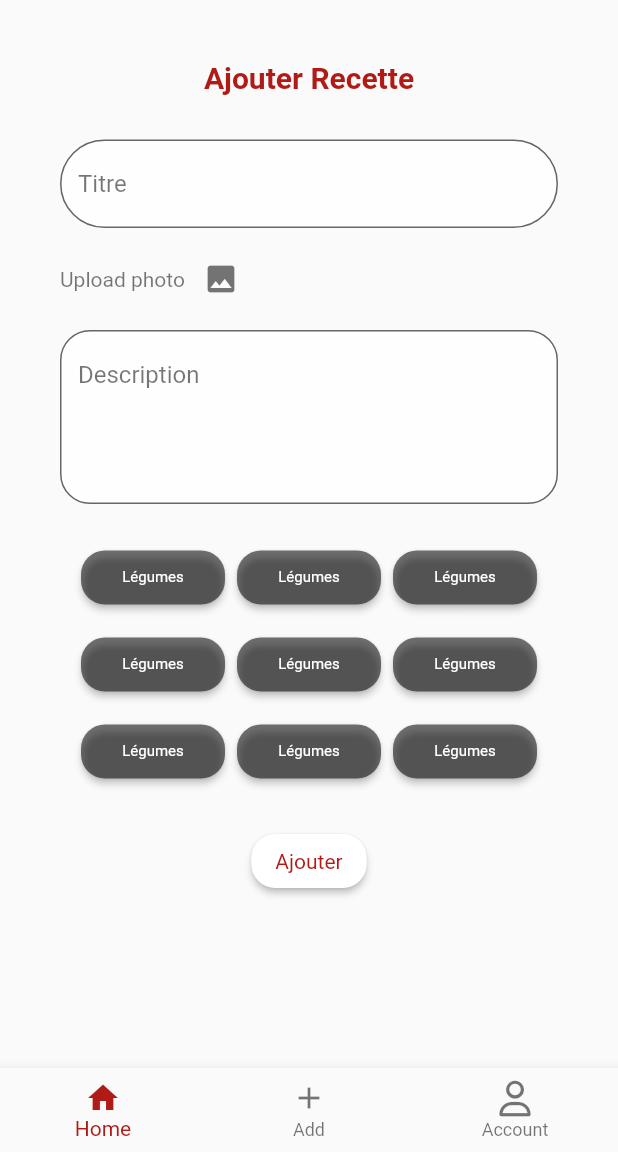
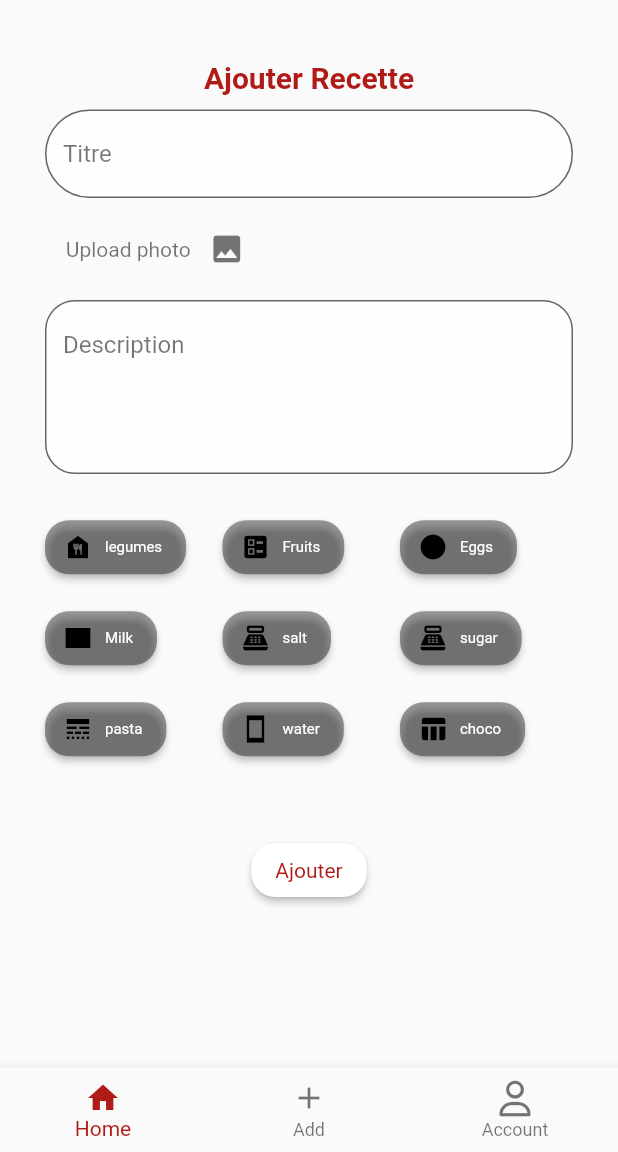
Before and after one commit to najlahamza/Foody, a Flutter app: the screen it shows once a user with an empty profile is signed in, item 2 of the bottom bar chosen, on a phone screen of 412 x 824 dp, the part 84-1236 px from its top. Run offline on Flutter 3.47's test engine with Material 2 defaults, Android fonts, the phone set to English and light mode, and no system bars; our stand-ins replace carousel_pro, cloud_firestore, email_validator, file_picker, firebase_auth, firebase_core and 4 more; missing offline and left inert: build_runner, json_serializable; accounts and stored records are empty.

Commit message:
add ingredients

```diff
--- a/lib/AddRecipe.dart
+++ b/lib/AddRecipe.dart
@@ -1,5 +1,5 @@
 import 'dart:io';
-
+import 'models/Ingredient.dart';
 import 'package:flutter/material.dart';
 import 'package:cloud_firestore/cloud_firestore.dart';
 import 'package:firebase_auth/firebase_auth.dart';
@@ -16,6 +16,7 @@ import 'main.dart';
 import 'package:file_picker/file_picker.dart';
 
 class AddRecipe extends StatefulWidget {
+
   const AddRecipe({Key? key}) : super(key: key);
   @override
   State<AddRecipe> createState() => _AddRecipeState();
@@ -24,10 +25,22 @@ class AddRecipe extends StatefulWidget {
 class _AddRecipeState extends State<AddRecipe> {
   final TextEditingController _descriptionController = TextEditingController();
   final TextEditingController _titleController = TextEditingController();
-  final ImagePicker _picker = ImagePicker();
-  final formKey=GlobalKey<FormState>();
+  final formKey = GlobalKey<FormState>();
   var image;
 
+  List<Ingredient> ingredientList = [
+    Ingredient(title: 'legumes', icon: Icons.food_bank, selected: false),
+    Ingredient(title: 'Fruits', icon: Icons.ballot, selected: false),
+    Ingredient(title: 'Eggs', icon: Icons.circle, selected: false),
+    Ingredient(title: 'Milk', icon: Icons.rectangle, selected: false),
+    Ingredient(title: 'salt', icon: Icons.point_of_sale, selected: false),
+    Ingredient(title: 'sugar', icon: Icons.point_of_sale_rounded, selected: false),
+    Ingredient(title: 'pasta', icon: Icons.line_style, selected: false),
+    Ingredient(title: 'water', icon: Icons.stay_current_portrait_sharp, selected: false),
+    Ingredient(title: 'choco', icon: Icons.table_chart, selected: false),
+  ];
+
+  List<Ingredient> ingredientsget =[];
   @override
   void dispose() {
     super.dispose();
@@ -55,10 +68,11 @@ class _AddRecipeState extends State<AddRecipe> {
               Icons.logout,
               color: Colors.black54,
             ),
-            onPressed: () { FirebaseAuth.instance.signOut();
-            Navigator.of(context).pushReplacement(
-                MaterialPageRoute(
-                    builder: (BuildContext context) => Login()));},
+            onPressed: () {
+              FirebaseAuth.instance.signOut();
+              Navigator.of(context).pushReplacement(MaterialPageRoute(
+                  builder: (BuildContext context) => Login()));
+            },
           )
         ],
       ),
@@ -81,7 +95,7 @@ class _AddRecipeState extends State<AddRecipe> {
                   width: MediaQuery.of(context).size.width,
                   child: Container(
                     margin: EdgeInsetsDirectional.symmetric(
-                        horizontal: 40, vertical: 30),
+                        horizontal: 30, vertical: 10),
                     child: Form(
                       key: formKey,
                       child: Column(children: [
@@ -97,15 +111,13 @@ class _AddRecipeState extends State<AddRecipe> {
                               fillColor: Colors.white70),
                           autovalidateMode: AutovalidateMode.onUserInteraction,
                           validator: (value) =>
-                          value == null
-                              ? 'Please fill all fields'
-                              : null,
+                              value == null ? 'Please fill all fields' : null,
                         ),
                         SizedBox(height: 10),
                         Row(
                           children: [
                             Text(
-                              "Upload photo",
+                              "    Upload photo",
                               style: TextStyle(color: Colors.black54),
                             ),
                             SizedBox(
@@ -117,10 +129,10 @@ class _AddRecipeState extends State<AddRecipe> {
                                 color: Colors.black54,
                               ),
                               onPressed: () async {
-                                 image = await FilePicker.platform.pickFiles(
+                                image = await FilePicker.platform.pickFiles(
                                   allowMultiple: false,
                                   type: FileType.custom,
-                                  allowedExtensions: ['png','jpg'],
+                                  allowedExtensions: ['png', 'jpg'],
                                 );
                               },
                             ),
@@ -141,14 +153,25 @@ class _AddRecipeState extends State<AddRecipe> {
                           ),
                           autovalidateMode: AutovalidateMode.onUserInteraction,
                           validator: (value) =>
-                          value == null
-                              ? 'Please fill all fields'
-                              : null,
+                              value == null ? 'Please fill all fields' : null,
                         ),
                         SizedBox(height: 20),
-                        Ingredients(),
-                        Ingredients(),
-                        Ingredients(),
+                        SizedBox(
+                          height: 200,
+                          child: GridView.count(
+                            crossAxisCount: 3,
+                            crossAxisSpacing: 3.0,
+                            mainAxisSpacing: 3.0,
+                            childAspectRatio: 2,
+                            children:
+                                List.generate(ingredientList.length, (index) {
+                              return Center(
+                                  child: Ingredients(
+                                ing: ingredientList[index],
+                              ));
+                            }),
+                          ),
+                        ),
                         SizedBox(height: 20),
                         ElevatedButton(
                           child: Text(
@@ -188,11 +211,10 @@ class _AddRecipeState extends State<AddRecipe> {
 
   Future CreateRecipe(
       {required String title, required String description}) async {
+    String uid = (await FirebaseAuth.instance.currentUser!).uid;
 
-    String uid= (await FirebaseAuth.instance.currentUser!).uid;
-
-    final isValid= formKey.currentState!.validate();
-    if(!isValid) return;
+    final isValid = formKey.currentState!.validate();
+    if (!isValid) return;
 
     showDialog(
         context: context,
@@ -200,20 +222,23 @@ class _AddRecipeState extends State<AddRecipe> {
               child: CircularProgressIndicator(),
             ));
     try {
+      final recipe = new Recipe(titre: title, description: description);
+      var UserDoc = FirebaseFirestore.instance.collection('users').doc(uid);
+      var recipeDoc = UserDoc.collection("recipes").doc();
+      var ingredientDoc = recipeDoc.collection("ingredients").doc();
 
-      final recipe = new Recipe(titre: title, description: description);
-      var UserDoc= FirebaseFirestore.instance.collection('users').doc(uid);
-      var recipeDoc=UserDoc.collection("recipes").doc();
       await recipeDoc.set(recipe.toJson());
+      List<Ingredient> selected=AddIngredients();
+      for (int i=0; i<selected.length;i++) {
+        await ingredientDoc.set(selected[i].toJson());
 
-      _getFromGallery(context,image,recipeDoc);
+      }
+      _getFromGallery(context, image, recipeDoc);
 
       ScaffoldMessenger.of(context)
           .showSnackBar(SnackBar(content: Text("Recette ajouté !")));
       Navigator.of(context).pushReplacement(
-          MaterialPageRoute(
-              builder: (BuildContext context) => Home()));
-
+          MaterialPageRoute(builder: (BuildContext context) => Home()));
     } on FirebaseException catch (e) {
       print(e);
       ScaffoldMessenger.of(context)
@@ -221,20 +246,35 @@ class _AddRecipeState extends State<AddRecipe> {
     }
     navigatorKey.currentState!.popUntil((route) => route.isFirst);
   }
+
+
+  List<Ingredient> AddIngredients() {
+    List<Ingredient> selectedingredientList=[];
+
+    for (int i=0;i<ingredientList.length;i++)
+    {
+      if (ingredientList[i].selected){
+        selectedingredientList.add(ingredientList[i]);
+      }
+    }
+    return selectedingredientList;
+  }
 }
 
-_getFromGallery(context,image,recipeDoc) async {
-  final Storage storage =Storage();
+
+_getFromGallery(context, image, recipeDoc) async {
+  final Storage storage = Storage();
 
   if (image != null) {
-    final path =image.files.single.path!;
-    final name =recipeDoc.id;
+    final path = image.files.single.path!;
+    final name = recipeDoc.id;
     ScaffoldMessenger.of(context)
         .showSnackBar(SnackBar(content: Text(recipeDoc.id)));
-    storage.Uploadimage(path,name).then((value) => ScaffoldMessenger.of(context)
-        .showSnackBar(SnackBar(content: Text("file uploaded"))));
-  }else{
+    storage.Uploadimage(path, name).then((value) =>
+        ScaffoldMessenger.of(context)
+            .showSnackBar(const SnackBar(content: Text("file uploaded"))));
+  } else {
     ScaffoldMessenger.of(context)
-        .showSnackBar(SnackBar(content: Text("failed")));
+        .showSnackBar(const SnackBar(content: Text("failed")));
   }
 }
--- a/lib/Ingredients.dart
+++ b/lib/Ingredients.dart
@@ -1,31 +1,33 @@
 import 'package:flutter/material.dart';
 
+import 'models/Ingredient.dart';
+
 class Ingredients extends StatefulWidget {
-  const Ingredients({Key? key}) : super(key: key);
+  const Ingredients({Key? key, required this.ing}) : super(key: key);
+  final Ingredient ing;
 
   @override
   State<Ingredients> createState() => _IngredientsState();
 }
 
 class _IngredientsState extends State<Ingredients> {
-
-  Color _backcolor= Colors.black54;
-
+  bool pressed=false;
   @override
   Widget build(BuildContext context) {
-    return Container(
-      padding: EdgeInsets.only(left: 10,top: 5,right: 10,bottom: 5),
 
+    Color pressedcolor= Color.fromRGBO(176, 27, 23, 1);
+    Color notpressedcolor= Colors.black38;
+
+    return  Container(
+      child: Center(
         child: Row(
+            crossAxisAlignment: CrossAxisAlignment.center,
             children: <Widget>[
-          Expanded(
-            flex: 1,
-            child: Container(
-              padding: EdgeInsets.only(left: 4,top: 0,right: 4,bottom: 0),
-              width: MediaQuery.of(context).size.width * 0.25,
-              child: ElevatedButton(
-                child: Text(
-                  'Légumes',
+              ElevatedButton.icon(
+
+                icon: Icon(widget.ing.icon,size:20, color: Colors.black),
+                label: Text(
+                  widget.ing.title,
                   style: TextStyle(
                     fontSize: 10,
                     fontWeight: FontWeight.w400,
@@ -33,28 +35,49 @@ class _IngredientsState extends State<Ingredients> {
                   ),
                 ),
                 style: ButtonStyle(
-                  backgroundColor: MaterialStateProperty.all(_backcolor),
+                    backgroundColor: pressed? MaterialStateProperty.all(pressedcolor) : MaterialStateProperty.all(notpressedcolor),
                   shape: MaterialStateProperty.all(
                     RoundedRectangleBorder(
                       borderRadius: BorderRadius.circular(16),
                     ),
-                  ),),
-                onPressed: () {
-                  setState(() {
-                    _backcolor= Color.fromRGBO(176, 27, 23, 1);
-                  });
-                },
                   ),
                 ),
+                onPressed: () => {
+                        setState (() {
+                          pressed = !pressed;
+                        }),
+                        if(pressed){
+                          widget.ing.selected=true
+                        }
+
+                      }),
+            ]
         ),
-          Expanded(
-            flex: 1,
-            child: Container(
-              padding: EdgeInsets.only(left: 4,top: 0,right: 4,bottom: 0),
-              width: MediaQuery.of(context).size.width * 0.25,
-              child: ElevatedButton(
-                child: Text(
-                  'Légumes',
+      ),
+    );
+  }
+
+
+}
+
+/*
+class Ingredients extends StatelessWidget {
+  const Ingredients({Key? key, required this.ing}) : super(key: key);
+  final Ingredient ing;
+
+  @override
+  Widget build(BuildContext context) {
+    Color staticColor=Colors.red;
+    Color pressedColor=Colors.yellow;
+    return  Container(
+      child: Center(
+        child: Row(
+                crossAxisAlignment: CrossAxisAlignment.center,
+                children: <Widget>[
+                  ElevatedButton.icon(
+                    icon: Icon(ing.icon,size:20, color: Colors.black),
+                    label: Text(
+                      ing.title,
                       style: TextStyle(
                         fontSize: 10,
                         fontWeight: FontWeight.w400,
@@ -62,53 +85,24 @@ class _IngredientsState extends State<Ingredients> {
                       ),
                     ),
                     style: ButtonStyle(
-                  backgroundColor: MaterialStateProperty.all(_backcolor),
+                      backgroundColor: MaterialStateProperty.all(staticColor),
                       shape: MaterialStateProperty.all(
                         RoundedRectangleBorder(
                           borderRadius: BorderRadius.circular(16),
                         ),
-                  ),),
+                      ),
+                    ),
                     onPressed: () {
-                  setState(() {
-                    _backcolor= Color.fromRGBO(176, 27, 23, 1);
-                  });
+                      if(staticColor!=pressedColor)
+                      {staticColor=pressedColor;}
+                      else{
+                        staticColor=Colors.red;
+                      }
                     },
                   ),
+                ]
             ),
       ),
-          Expanded(
-            flex: 1,
-            child: Container(
-              padding: EdgeInsets.only(left: 4,top: 0,right: 4,bottom: 0),
-              width: MediaQuery.of(context).size.width * 0.25,
-              child: ElevatedButton(
-                child: Text(
-                  'Légumes',
-                  style: TextStyle(
-                    fontSize: 10,
-                    fontWeight: FontWeight.w400,
-                    color: Colors.white,
-                  ),
-                ),
-                style: ButtonStyle(
-                  backgroundColor: MaterialStateProperty.all(_backcolor),
-                  shape: MaterialStateProperty.all(
-                    RoundedRectangleBorder(
-                      borderRadius: BorderRadius.circular(16),
-                    ),
-                  ),),
-                onPressed: () {
-                  setState(() {
-                    _backcolor= Color.fromRGBO(176, 27, 23, 1);
-                  });
-                },
-              ),
-            ),
-          ),
-        ],
-
-      ),
-
     );
   }
-}
+}*/
--- /dev/null
+++ b/lib/models/Ingredient.dart
@@ -0,0 +1,12 @@
+import 'package:flutter/material.dart';
+
+class Ingredient {
+  final String title;
+  final IconData icon;
+   bool selected;
+   Ingredient({required this.selected,required this.title,required this.icon});
+
+  Map<String,dynamic> toJson()=> {
+    'title':title,
+  };
+}
--- a/lib/services/Storage_service.dart
+++ b/lib/services/Storage_service.dart
@@ -23,4 +23,9 @@ class Storage {
     });
     return  images;
   }
+
+  Future<String> DownloadURL (String imageName) async {
+    String downloadurl =await storage.ref('recipes/$imageName').getDownloadURL();
+    return downloadurl;
+  }
 }
--- a/pubspec.yaml
+++ b/pubspec.yaml
@@ -58,6 +58,7 @@ dev_dependencies:
   image_picker: ^0.8.6
   firebase_storage: ^11.0.4
   file_picker: ^5.2.2
+  carousel_pro: ^1.0.0
 
 # For information on the generic Dart part of this file, see the
 # following page: https://dart.dev/tools/pub/pubspec
```
Also changed, not shown: lib/Home.dart (+7 -5 lines), lib/RecipeList.dart (+29 -5 lines), lib/animation/RotationRoute.dart (added, +34 -0 lines), lib/animation/ScaleRoute.dart (added, +33 -0 lines), lib/widgets/BestFoodWidget.dart (+7 -7 lines), lib/widgets/FoodDetailsSlider.dart (+4 -4 lines), lib/widgets/PopularFoodsWidget.dart (+11 -12 lines), lib/widgets/TopMenus.dart (+4 -4 lines), images/test.jpg (deleted), images/test.png (added), pubspec.lock. Lines whose indentation alone changed are shown as unchanged.
